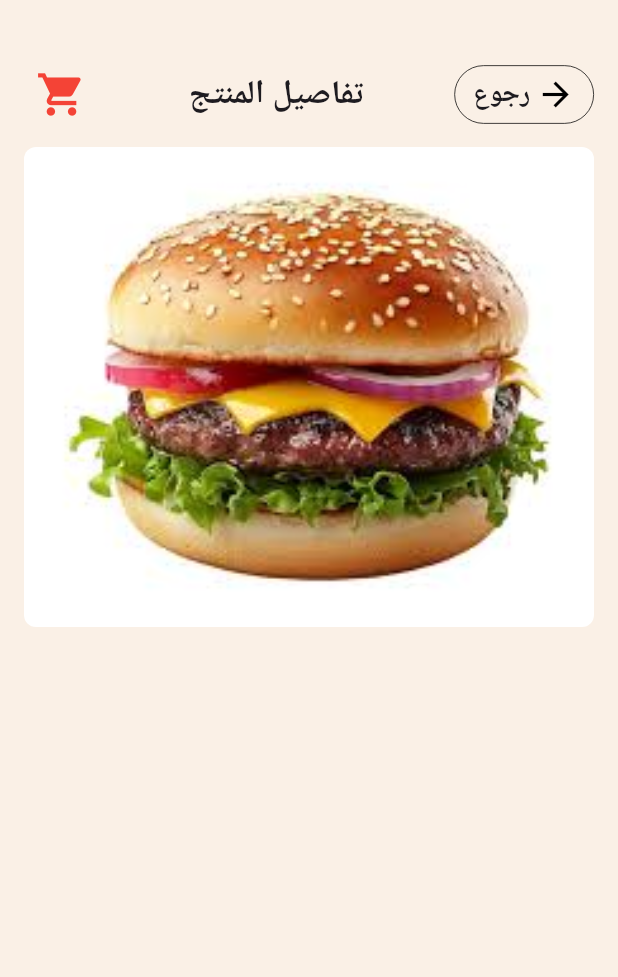
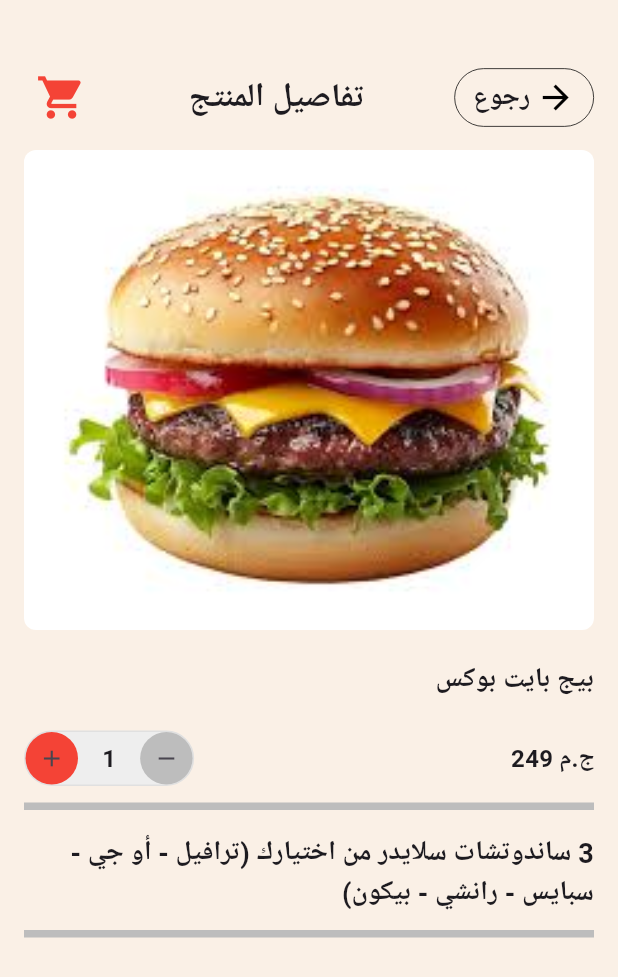
Before and after one commit to AbdelrahmanSiam/trust_flutter_task, a Flutter app: the CartView screen opened by its route, on a phone screen of 412 x 824 dp. Shown: the top 977 px of the screen. Run offline on Flutter 3.47's test engine with Material 3 defaults, Android fonts, the phone set to English and light mode, and no system bars; our stand-ins replace go_router.

Commit message:
create custom divider and large title

```diff
--- a/lib/features/cart/presentation/views/widgets/cart_view_body.dart
+++ b/lib/features/cart/presentation/views/widgets/cart_view_body.dart
@@ -1,22 +1,104 @@
 import 'package:flutter/material.dart';
+import 'package:trust_flutter_task/core/utils/app_styles.dart';
 import 'package:trust_flutter_task/core/utils/assets_data.dart';
 import 'package:trust_flutter_task/features/cart/presentation/views/widgets/custom_card_app_bar.dart';
+import 'package:trust_flutter_task/features/cart/presentation/views/widgets/custom_divider.dart';
+import 'package:trust_flutter_task/features/cart/presentation/views/widgets/custom_quantity_button.dart';
+import 'package:trust_flutter_task/features/cart/presentation/views/widgets/large_text.dart';
 
-class CartViewBody extends StatelessWidget {
+class CartViewBody extends StatefulWidget {
   const CartViewBody({super.key});
 
   @override
+  State<CartViewBody> createState() => _CartViewBodyState();
+}
+
+class _CartViewBodyState extends State<CartViewBody> {
+  int quantity = 1;
+  @override
   Widget build(BuildContext context) {
     return Padding(
-      padding: const EdgeInsets.symmetric(horizontal: 16.0 , vertical: 38),
+      padding: const EdgeInsets.symmetric(horizontal: 16.0, vertical: 40),
       child: Column(
+        crossAxisAlignment: CrossAxisAlignment.end,
         children: [
           CustomCardAppBar(),
-          SizedBox(height: 10,),
+          SizedBox(
+            height: 10,
+          ),
           ClipRRect(
             borderRadius: BorderRadius.circular(8),
-            child: Image.asset(AssetsData.burgur,height: 320,width: double.infinity,fit: BoxFit.cover,),
+            child: Image.asset(
+              AssetsData.burgur,
+              height: 320,
+              width: double.infinity,
+              fit: BoxFit.cover,
+            ),
           ),
+          SizedBox(
+            height: 20,
+          ),
+          Text(
+            "بيج بايت بوكس",
+            style: AppStyles.textStyles18,
+          ),
+          SizedBox(height: 20),
+          Row(
+            textDirection: TextDirection.rtl,
+            children: [
+              Text("ج.م 249", style: AppStyles.textStyles16),
+              Spacer(),
+              Container(
+                decoration: BoxDecoration(
+                  color: Colors.grey.shade200,
+                  borderRadius: BorderRadius.circular(25),
+                  border: Border.all(color: Colors.grey.shade300),
+                ),
+                child: Row(
+                  children: [
+                    CustomQuantityButton(
+                      backgroundColor: Colors.red,
+                      icon: Icons.add,
+                      onPressed: () {
+                        setState(
+                          () {
+                            quantity++;
+                          },
+                        );
+                      },
+                    ),
+                    Container(
+                      padding: const EdgeInsets.symmetric(horizontal: 16),
+                      child: Text(
+                        quantity.toString(),
+                        style: const TextStyle(
+                          fontSize: 16,
+                          fontWeight: FontWeight.bold,
+                        ),
+                      ),
+                    ),
+                    CustomQuantityButton(
+                      backgroundColor: Colors.grey.shade400,
+                      icon: Icons.remove,
+                      onPressed: () {
+                        if (quantity > 1) {
+                          setState(() {
+                            quantity--;
+                          });
+                        }
+                      },
+                    ),
+                  ],
+                ),
+              ),
+            ],
+          ),
+          SizedBox(height: 15,),
+          CustomDivider(color: Colors.grey.shade400,thickness: 5,),
+          SizedBox(height: 15,),
+          LargeText(text: "3 ساندوتشات سلايدر من اختيارك (ترافيل - أو جي - سبايس - رانشي - بيكون)"),
+          SizedBox(height: 15,),
+          CustomDivider(color: Colors.grey.shade400,thickness: 5,),
         ],
       ),
     );
--- /dev/null
+++ b/lib/features/cart/presentation/views/widgets/custom_divider.dart
@@ -0,0 +1,35 @@
+import 'package:flutter/material.dart';
+
+class CustomDivider extends StatelessWidget {
+  final double height;
+  final double thickness;
+  final Color color;
+  final double indent;
+  final double endIndent;
+  final EdgeInsetsGeometry? margin;
+
+  const CustomDivider({
+    Key? key,
+    this.height = 1.0,
+    this.thickness = 1.0,
+    this.color = Colors.grey,
+    this.indent = 0.0,
+    this.endIndent = 0.0,
+    this.margin,
+  }) : super(key: key);
+
+  @override
+  Widget build(BuildContext context) {
+    return Container(
+      margin: margin,
+      height: height,
+      child: Divider(
+        height: height,
+        thickness: thickness,
+        color: color,
+        indent: indent,
+        endIndent: endIndent,
+      ),
+    );
+  }
+}
--- /dev/null
+++ b/lib/features/cart/presentation/views/widgets/custom_quantity_button.dart
@@ -0,0 +1,32 @@
+import 'package:flutter/material.dart';
+
+class CustomQuantityButton extends StatefulWidget {
+  const CustomQuantityButton({super.key, this.onPressed, required this.backgroundColor, required this.icon});
+ final void Function()? onPressed;
+ final Color backgroundColor;
+ final IconData icon;
+
+  @override
+  State<CustomQuantityButton> createState() => _CustomQuantityButtonState();
+}
+
+class _CustomQuantityButtonState extends State<CustomQuantityButton> {
+  @override
+  Widget build(BuildContext context) {
+    return Container(
+      height: 35,
+      width: 35,
+      decoration: BoxDecoration(
+        color: widget.backgroundColor,
+        borderRadius: BorderRadius.circular(100),
+      ),
+      child: IconButton(
+        onPressed: widget.onPressed,
+        icon: Icon(widget.icon),
+        padding: EdgeInsets.zero,
+        constraints: const BoxConstraints(),
+        iconSize: 18,
+      ),
+    );
+  }
+}
--- /dev/null
+++ b/lib/features/cart/presentation/views/widgets/large_text.dart
@@ -0,0 +1,18 @@
+import 'package:flutter/material.dart';
+import 'package:trust_flutter_task/core/utils/app_styles.dart';
+
+class LargeText extends StatelessWidget {
+  const LargeText({super.key, required this.text});
+  final String text;
+  @override
+  Widget build(BuildContext context) {
+    return Text(
+  text,
+  style: AppStyles.textStyles18,
+  textDirection: TextDirection.rtl,
+  textAlign: TextAlign.right,
+  maxLines: 2,
+  overflow: TextOverflow.ellipsis,
+);
+  }
+}
```
